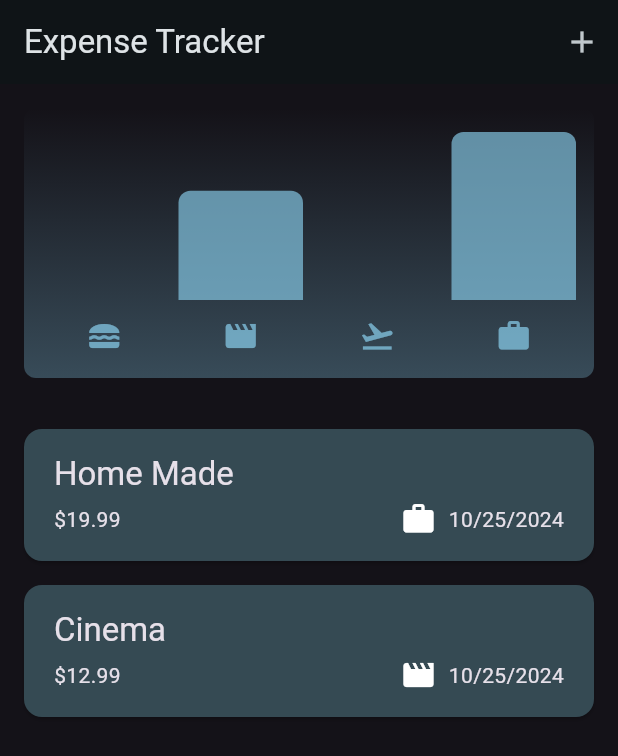
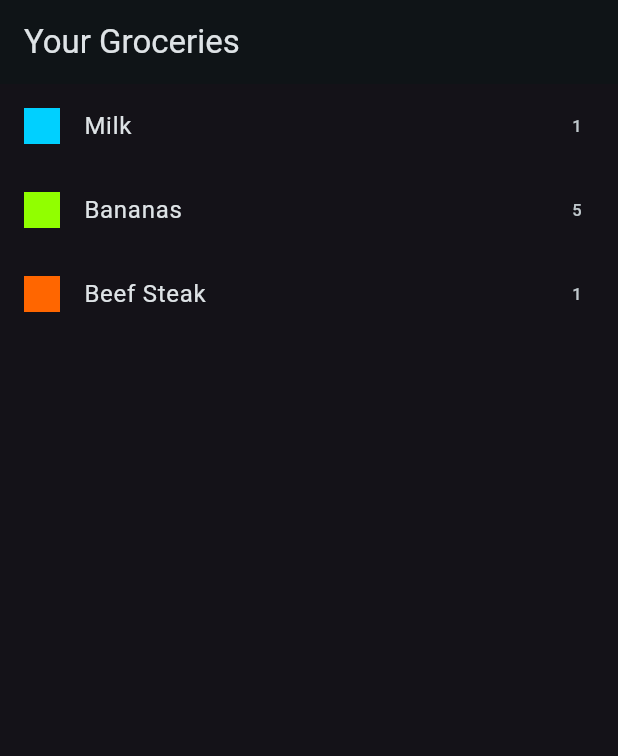
Before and after one commit to jmcfx/expense_tracker, a Flutter app: the screen it shows after launch, on a phone screen of 412 x 824 dp. Shown: the top 756 px of the screen. Run offline on Flutter 3.47's test engine with Material 3 defaults, Android fonts, the phone set to English and light mode, and no system bars.

Commit message:
new feature

```diff
--- /dev/null
+++ b/lib/data/grocery.dart
@@ -0,0 +1,25 @@
+import 'package:expense_tracker/data/categories.dart';
+import 'package:expense_tracker/models/category_model.dart';
+
+import 'package:expense_tracker/models/grocery_item_model.dart';
+
+ final  groceryItems = [
+  GroceryItemModel(
+      id: 'a',
+      name: 'Milk',
+      quantity: 1,
+      category: categoriesList[Categories.dairy]!
+      ),
+  GroceryItemModel(
+      id: 'b',
+      name: 'Bananas',
+      quantity: 5,
+      category: categoriesList[Categories.fruit]!
+      ),
+  GroceryItemModel(
+      id: 'c',
+      name: 'Beef Steak',
+      quantity: 1,
+      category: categoriesList[Categories.meat]!
+      ),
+];
--- a/lib/main.dart
+++ b/lib/main.dart
@@ -1,5 +1,5 @@
 import 'package:expense_tracker/utils/color.dart';
-import 'package:expense_tracker/views/screens/expense_screen.dart';
+import 'package:expense_tracker/widgets/grocery_list.dart';
 import 'package:flutter/material.dart';
 
 
@@ -64,7 +64,8 @@ class MyApp extends StatelessWidget {
             ),
       ),
 
-      home: const ExpenseScreen(),
+      // home: const ExpenseScreen(),
+      home: const GroceryList(),
     );
   }
 }
--- /dev/null
+++ b/lib/widgets/grocery_list.dart
@@ -0,0 +1,27 @@
+import 'package:expense_tracker/data/grocery.dart';
+import 'package:flutter/material.dart';
+
+class GroceryList extends StatelessWidget {
+  const GroceryList({super.key});
+
+  @override
+  Widget build(BuildContext context) {
+    return Scaffold(
+      appBar: AppBar(
+        title: const Text("Your Groceries"),
+      ),
+      body: ListView.builder(
+        itemCount: groceryItems.length,
+        itemBuilder: (context, index) => ListTile(
+          title: Text(groceryItems[index].name),
+          leading: Container(
+            width: 24,
+            height: 24,
+            color: groceryItems[index].category.color,
+          ),
+          trailing: Text(groceryItems[index].quantity.toString()),
+        ),
+      ),
+    );
+  }
+}
```
Also changed, not shown: lib/data/categories.dart (added, +46 -0 lines), lib/models/category_model.dart (added, +24 -0 lines), lib/models/grocery_item_model.dart (added, +10 -0 lines), pubspec.lock.
